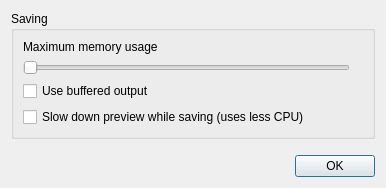
The window that src/configurationdialog.ui (GuLinux/PlanetaryImager) describes before a commit, drawn with Qt 5.
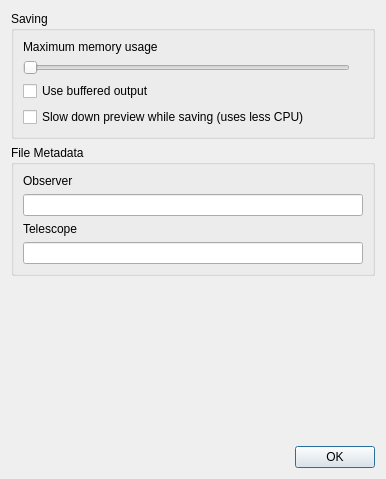
The same window after the commit.

```diff
--- a/src/configurationdialog.ui
+++ b/src/configurationdialog.ui
@@ -7,7 +7,7 @@
     <x>0</x>
     <y>0</y>
     <width>386</width>
-    <height>188</height>
+    <height>479</height>
    </rect>
   </property>
   <property name="windowTitle">
@@ -58,6 +58,43 @@
      </layout>
     </widget>
    </item>
+   <item>
+    <widget class="QGroupBox" name="groupBox_2">
+     <property name="title">
+      <string>File Metadata</string>
+     </property>
+     <layout class="QVBoxLayout" name="verticalLayout_2">
+      <item>
+       <widget class="QLabel" name="label_2">
+        <property name="text">
+         <string>Observer</string>
+        </property>
+       </widget>
+      </item>
+      <item>
+       <widget class="QLineEdit" name="observer">
+        <property name="maxLength">
+         <number>40</number>
+        </property>
+       </widget>
+      </item>
+      <item>
+       <widget class="QLabel" name="label_3">
+        <property name="text">
+         <string>Telescope</string>
+        </property>
+       </widget>
+      </item>
+      <item>
+       <widget class="QLineEdit" name="telescope">
+        <property name="maxLength">
+         <number>40</number>
+        </property>
+       </widget>
+      </item>
+     </layout>
+    </widget>
+   </item>
    <item>
     <spacer name="verticalSpacer">
      <property name="orientation">
```
